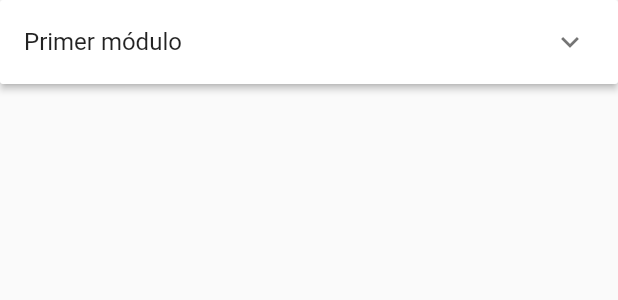
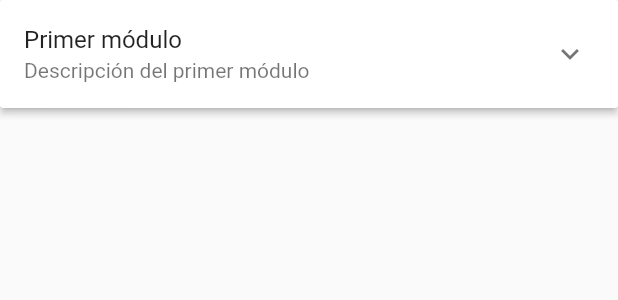
Before and after one commit to pastelcode/cursos-de-diseno, a Flutter app: the CoursesList widget shown alone on an empty page, opened directly, on a phone screen of 412 x 824 dp. Shown: the top 300 px of the screen. Run offline on Flutter 3.47's test engine with Material 2 defaults, Android fonts, the phone set to English and light mode, and no system bars; our stand-ins replace boxicons, flutter_bloc, routemaster, shared_preferences; accounts and stored records are empty.

Commit message:
Create courses list tile design

```diff
--- a/lib/ui/pages/home/widgets/courses_list.dart
+++ b/lib/ui/pages/home/widgets/courses_list.dart
@@ -1,5 +1,9 @@
+import 'package:boxicons/boxicons.dart';
 import 'package:curso_de_diseno/data/repositories/courses_repository.dart';
+import 'package:curso_de_diseno/domain/entities/course.dart';
+import 'package:curso_de_diseno/ui/services/scaffold_messenger_service.dart';
 import 'package:flutter/material.dart';
+import 'package:url_launcher/url_launcher.dart';
 
 import '../../../../domain/entities/module.dart';
 
@@ -25,15 +29,43 @@ class _CoursesListState extends State<CoursesList> {
             ExpansionPanel(
               canTapOnHeader: true,
               isExpanded: module.isExpandedOnList,
-              headerBuilder: (_, __) => ListTile(
+              headerBuilder: (_, bool isExpanded) => ListTile(
                 title: Text(module.title),
+                subtitle: isExpanded ? null : Text(module.description),
               ),
-              body: ListTile(
-                title: Text(module.description),
+              body: Column(
+                crossAxisAlignment: CrossAxisAlignment.start,
+                children: <Widget>[
+                  Padding(
+                    padding: const EdgeInsets.only(
+                      left: 16.0,
+                      bottom: 10.0,
+                    ),
+                    child: Text(module.description),
+                  ),
+                  for (Course course in module.courses)
+                    ListTile(
+                      title: Text(course.title),
+                      iconColor: Colors.red,
+                      leading: const Icon(Boxicons.bxl_youtube),
+                      onTap: () async {
+                        _launchUrl(course.youtubeLink);
+                      },
+                    ),
+                ],
               ),
             )
         ],
       ),
     );
   }
+
+  Future<void> _launchUrl(String url) async {
+    final uri = Uri.parse(url);
+    try {
+      launchUrl(uri);
+    } catch (e) {
+      SnackBarService.showErrorOnLaunchingUrlSnackBar();
+    }
+  }
 }
```
